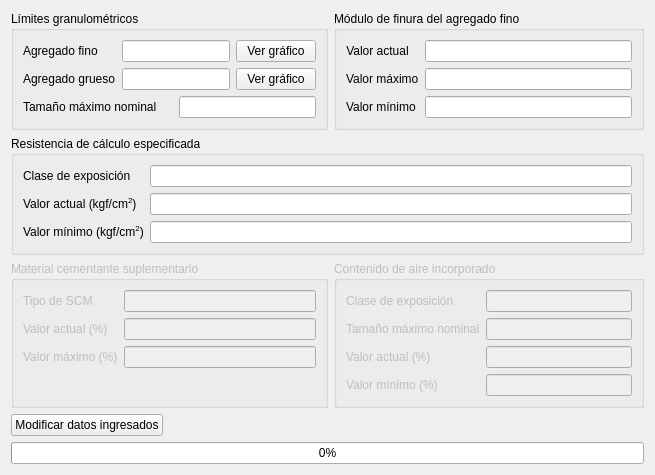
Qt form gui/ui/check_design_widget.ui (AMK-ULTRA/Concretus) before a commit.
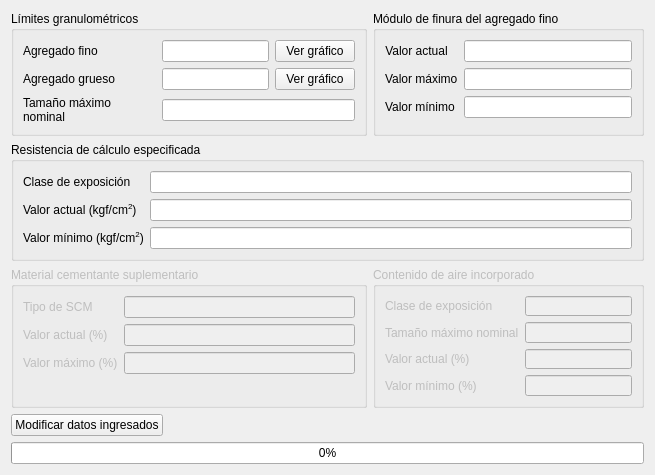
The same form after that commit. Icons and pictures are not drawn.

The edit to the form file:
```diff
--- a/gui/ui/check_design_widget.ui
+++ b/gui/ui/check_design_widget.ui
@@ -44,7 +44,7 @@
           </property>
          </widget>
         </item>
-        <item row="0" column="1" colspan="2">
+        <item row="0" column="1">
          <widget class="QLineEdit" name="lineEdit_fine_check">
           <property name="styleSheet">
            <string notr="true"/>
@@ -60,7 +60,7 @@
           </property>
          </widget>
         </item>
-        <item row="0" column="3">
+        <item row="0" column="2">
          <widget class="QPushButton" name="pushButton_fine_graph">
           <property name="text">
            <string>Ver gráfico</string>
@@ -80,7 +80,7 @@
           </property>
          </widget>
         </item>
-        <item row="1" column="1" colspan="2">
+        <item row="1" column="1">
          <widget class="QLineEdit" name="lineEdit_coarse_check">
           <property name="styleSheet">
            <string notr="true"/>
@@ -96,24 +96,27 @@
           </property>
          </widget>
         </item>
-        <item row="1" column="3">
+        <item row="1" column="2">
          <widget class="QPushButton" name="pushButton_coarse_graph">
           <property name="text">
            <string>Ver gráfico</string>
           </property>
          </widget>
         </item>
-        <item row="2" column="0" colspan="2">
+        <item row="2" column="0">
          <widget class="QLabel" name="label_NMS">
           <property name="text">
            <string>Tamaño máximo nominal</string>
           </property>
+          <property name="wordWrap">
+           <bool>true</bool>
+          </property>
           <property name="buddy">
            <cstring>lineEdit_air_NMS</cstring>
           </property>
          </widget>
         </item>
-        <item row="2" column="2" colspan="2">
+        <item row="2" column="1" colspan="2">
          <widget class="QLineEdit" name="lineEdit_NMS">
           <property name="text">
            <string/>
```
